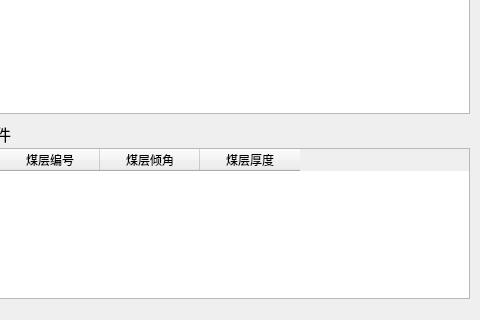
wyrover/cbm, file python/cbm/uifiles/decision_dlg.ui: the form before one commit; both pictures show x 111 to 591 and y 95 to 415 of the 591 by 659 pixel window.
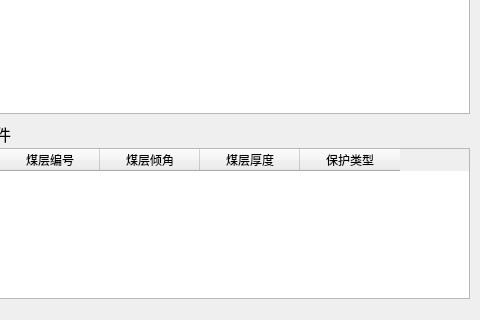
The form after the commit. Icons and pictures are not drawn.

```diff
--- a/python/cbm/uifiles/decision_dlg.ui
+++ b/python/cbm/uifiles/decision_dlg.ui
@@ -106,6 +106,11 @@
       <string>煤层厚度</string>
      </property>
     </column>
+    <column>
+     <property name="text">
+      <string>保护类型</string>
+     </property>
+    </column>
    </widget>
    <widget class="QLabel" name="label">
     <property name="geometry">
```
